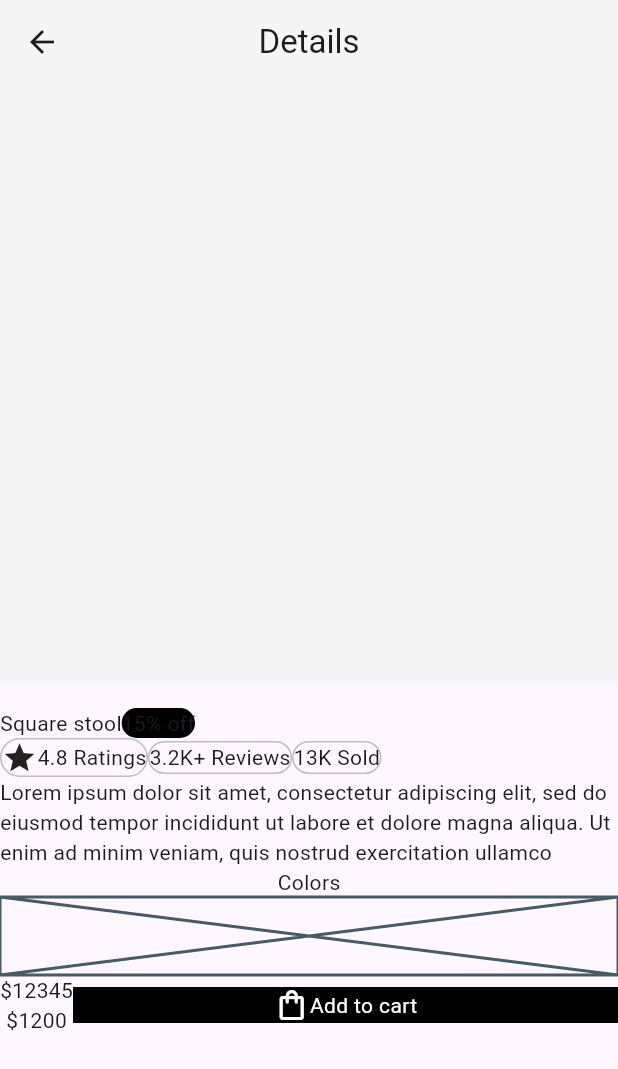
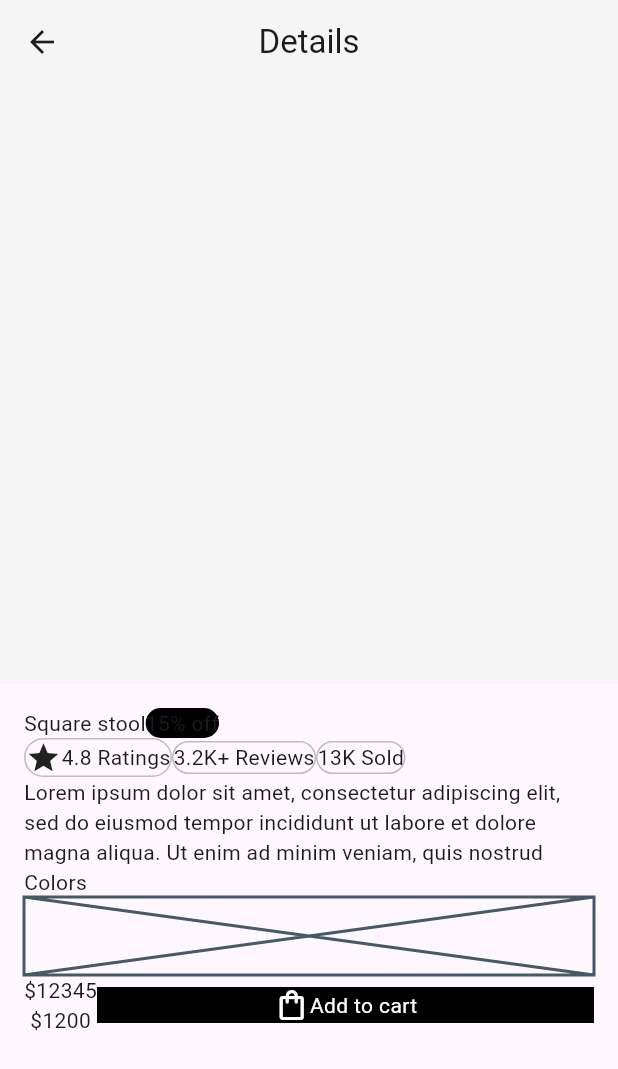
Before and after one commit to JAICHANGPARK/flutter_notebook_chapter_49, a Flutter app: the FurnitureDetailPage screen opened directly, on a phone screen of 412 x 824 dp. Shown: the top 1069 px of the screen. Run offline on Flutter 3.47's test engine with Material 3 defaults, Android fonts, the phone set to English and light mode, and no system bars; our stand-ins replace dots_indicator, gap, google_fonts.

Commit message:
Update furniture_detail_page.dart

```diff
--- a/lib/ep2460_furniture_app/ui/furniture_detail_page.dart
+++ b/lib/ep2460_furniture_app/ui/furniture_detail_page.dart
@@ -25,6 +25,11 @@ class _FurnitureDetailPageState extends State<FurnitureDetailPage> {
             decoration: BoxDecoration(color: Colors.grey[100]),
           ),
           Gap(16),
+          Padding(
+            padding: const EdgeInsets.symmetric(horizontal: 16),
+            child: Column(
+              crossAxisAlignment: .start,
+              children: [
                 Row(
                   children: [
                     Text("Square stool"),
@@ -95,6 +100,10 @@ class _FurnitureDetailPageState extends State<FurnitureDetailPage> {
                 ),
               ],
             ),
+          )
+
+        ],
+      ),
     );
   }
 }
```
Lines whose indentation alone changed are shown as unchanged.
